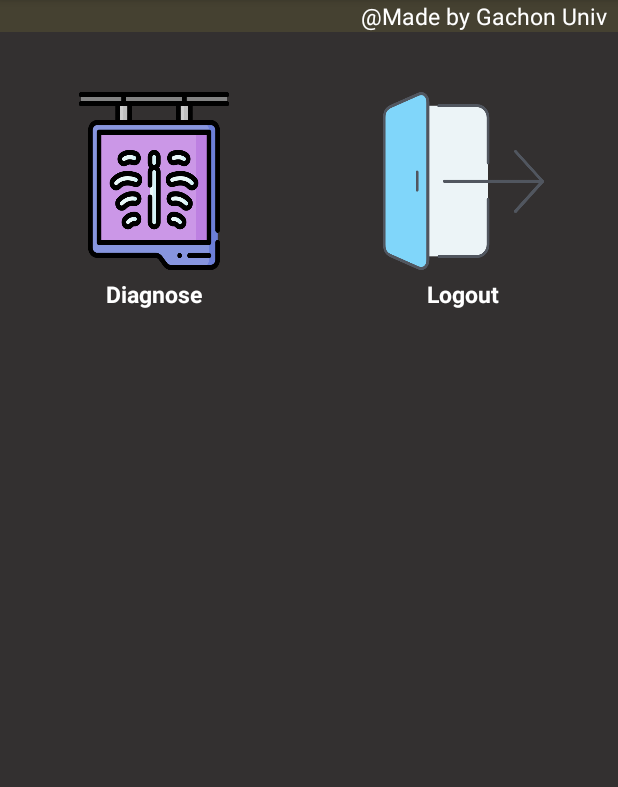
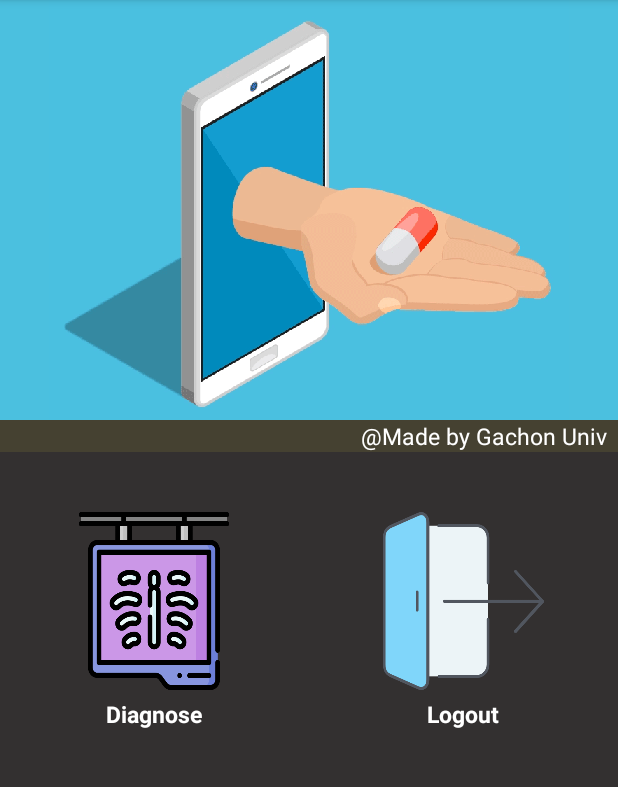
Before and after one commit to awholeneworld/MobileDicomViewer, an Android app: the HomeActivity screen opened directly, with no data from a screen before it, on a phone screen of 412 x 824 dp, the part 84-871 px from its top. Run offline under Robolectric (Android 15) with nearby library versions, the phone set to English and light mode, and no system bars.

Commit message:
Error resolved
error resolved + gif

```diff
--- a/app/build.gradle
+++ b/app/build.gradle
@@ -66,6 +66,7 @@ android {
 dependencies {
     implementation files('libs/imebra5.3_android.jar')
     implementation 'junit:junit:4.13.2'
+    implementation 'pl.droidsonroids.gif:android-gif-drawable:1.2.19'
     implementation 'commons-io:commons-io:20030203.000550'
     implementation 'androidx.appcompat:appcompat:1.3.1'
     implementation 'androidx.legacy:legacy-support-v13:1.0.0'
--- a/app/src/main/res/layout/home_main.xml
+++ b/app/src/main/res/layout/home_main.xml
@@ -6,6 +6,15 @@
     android:layout_height="match_parent"
     android:background="#4AC0F4"
     android:orientation="vertical">
+
+
+    <pl.droidsonroids.gif.GifImageView
+        android:layout_width="match_parent"
+        android:layout_height="280dp"
+        android:background="#4BC0DF"
+        android:src="@drawable/doctor2"></pl.droidsonroids.gif.GifImageView>
+
+
 
     <TextView
         android:id="@+id/after"
--- a/app/src/main/res/layout/initial_main.xml
+++ b/app/src/main/res/layout/initial_main.xml
@@ -1,6 +1,5 @@
 <?xml version="1.0" encoding="utf-8"?>
-<androidx.constraintlayout.widget.ConstraintLayout
-    xmlns:android="http://schemas.android.com/apk/res/android"
+<LinearLayout xmlns:android="http://schemas.android.com/apk/res/android"
     xmlns:app="http://schemas.android.com/apk/res-auto"
     xmlns:tools="http://schemas.android.com/tools"
     android:layout_width="match_parent"
@@ -45,4 +44,4 @@
         />
 
 
-</androidx.constraintlayout.widget.ConstraintLayout>
+</LinearLayout>
```
